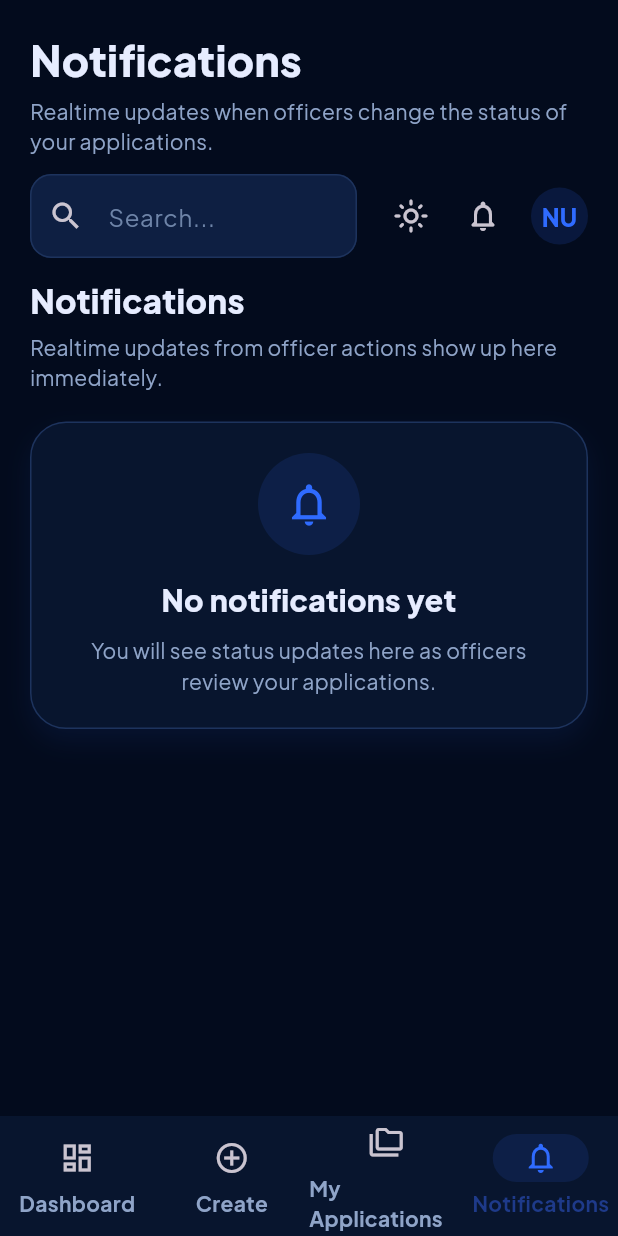
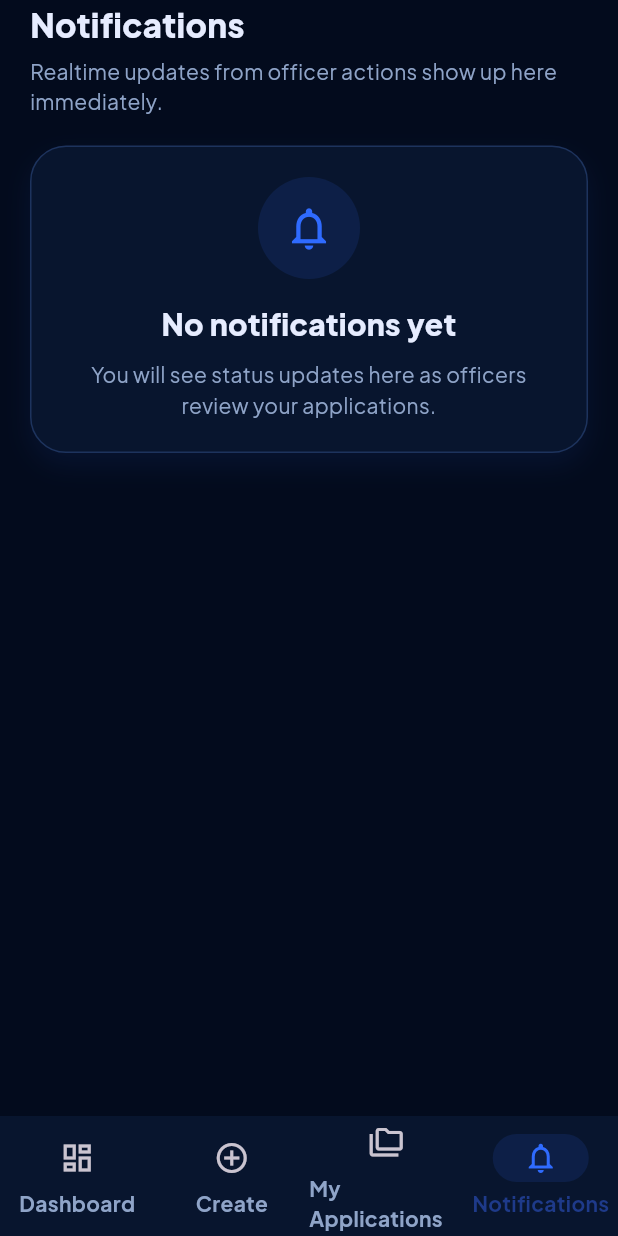
Before and after one commit to Haritheproggramer/SmartNOC, a Flutter app: the DashboardShell screen opened directly, item 4 of the bottom bar chosen, on a phone screen of 412 x 824 dp. Run offline on Flutter 3.47's test engine with Material 3 defaults, Android fonts, the phone set to English and light mode, and no system bars; our stand-ins replace file_picker, go_router, google_fonts, shared_preferences, supabase_flutter; accounts and stored records are empty.

Commit message:
UI fix: remove duplicate headings + improve responsiveness

```diff
--- a/lib/core/routing/app_router.dart
+++ b/lib/core/routing/app_router.dart
@@ -107,6 +107,7 @@ class _UserRoute extends StatelessWidget {
     final user = auth.currentProfile;
     return DashboardShell(
       role: AppRole.user,
+      showShellHeader: false,
       selectedIndex: index,
       title: switch (index) {
         0 => 'User Dashboard',
--- a/lib/core/widgets/app_section_header.dart
+++ b/lib/core/widgets/app_section_header.dart
@@ -24,9 +24,21 @@ class AppSectionHeader extends StatelessWidget {
           child: Column(
             crossAxisAlignment: CrossAxisAlignment.start,
             children: [
-              Text(title, style: const TextStyle(fontSize: 22, fontWeight: FontWeight.w900)),
+Text(
+                title,
+                softWrap: true,
+                maxLines: 2,
+                overflow: TextOverflow.ellipsis,
+                style: const TextStyle(fontSize: 22, fontWeight: FontWeight.w900),
+              ),
               const SizedBox(height: 6),
-              Text(subtitle, style: TextStyle(color: colors.textSecondary, height: 1.4)),
+              Text(
+                subtitle,
+                softWrap: true,
+                maxLines: 3,
+                overflow: TextOverflow.ellipsis,
+                style: TextStyle(color: colors.textSecondary, height: 1.4),
+              ),
             ],
           ),
         ),
--- a/lib/core/widgets/dashboard_shell.dart
+++ b/lib/core/widgets/dashboard_shell.dart
@@ -10,6 +10,7 @@ class DashboardShell extends StatelessWidget {
     super.key,
     required this.role,
     required this.selectedIndex,
+    this.showShellHeader = true,
     required this.onDestinationSelected,
     required this.child,
     required this.title,
@@ -32,6 +33,7 @@ class DashboardShell extends StatelessWidget {
   final VoidCallback onLogout;
   final VoidCallback? onNotificationTap;
   final int notificationCount;
+  final bool showShellHeader;
 
   @override
   Widget build(BuildContext context) {
@@ -55,6 +57,7 @@ class DashboardShell extends StatelessWidget {
 
         final shellBody = Column(
           children: [
+            if (showShellHeader)
               Padding(
                 padding: const EdgeInsets.fromLTRB(20, 20, 20, 12),
                 child: _TopBar(
@@ -69,7 +72,7 @@ class DashboardShell extends StatelessWidget {
               ),
             Expanded(
               child: Padding(
-                padding: const EdgeInsets.fromLTRB(20, 0, 20, 20),
+                padding: const EdgeInsets.fromLTRB(20, 0, 20, 80),
                 child: child,
               ),
             ),
@@ -305,18 +308,32 @@ class _TopBar extends StatelessWidget {
             children: [
               Text(
                 title,
+                maxLines: 2,
+                overflow: TextOverflow.ellipsis,
+                softWrap: true,
                 style: const TextStyle(fontSize: 28, fontWeight: FontWeight.w900),
               ),
               const SizedBox(height: 4),
               Text(
                 subtitle,
+                maxLines: 2,
+                overflow: TextOverflow.ellipsis,
+                softWrap: true,
                 style: TextStyle(color: colors.textSecondary),
               ),
               const SizedBox(height: 12),
-              Row(
+              Wrap(
+                spacing: 12,
+                runSpacing: 10,
+                crossAxisAlignment: WrapCrossAlignment.center,
                 children: [
-                  Expanded(child: searchField),
-                  const SizedBox(width: 12),
+                  ConstrainedBox(
+                    constraints: BoxConstraints(
+                      minWidth: 140,
+                      maxWidth: constraints.maxWidth - 120,
+                    ),
+                    child: searchField,
+                  ),
                   trailing,
                 ],
               ),
```
Also changed, not shown: 1 other file. Lines whose indentation alone changed are shown as unchanged.
